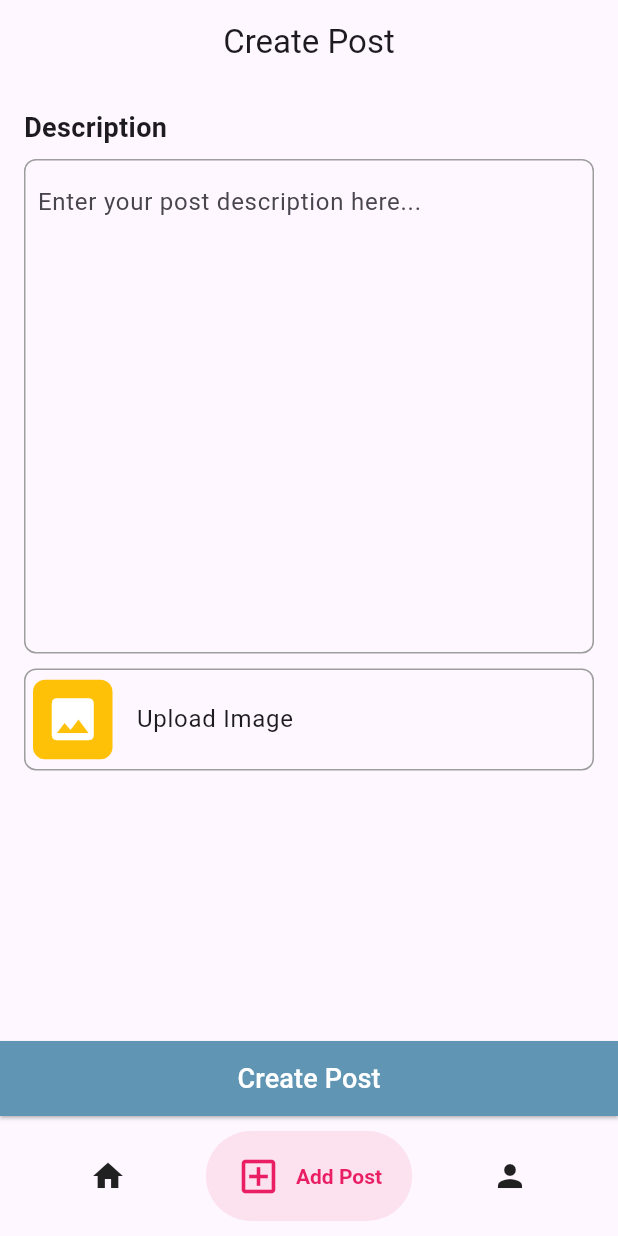
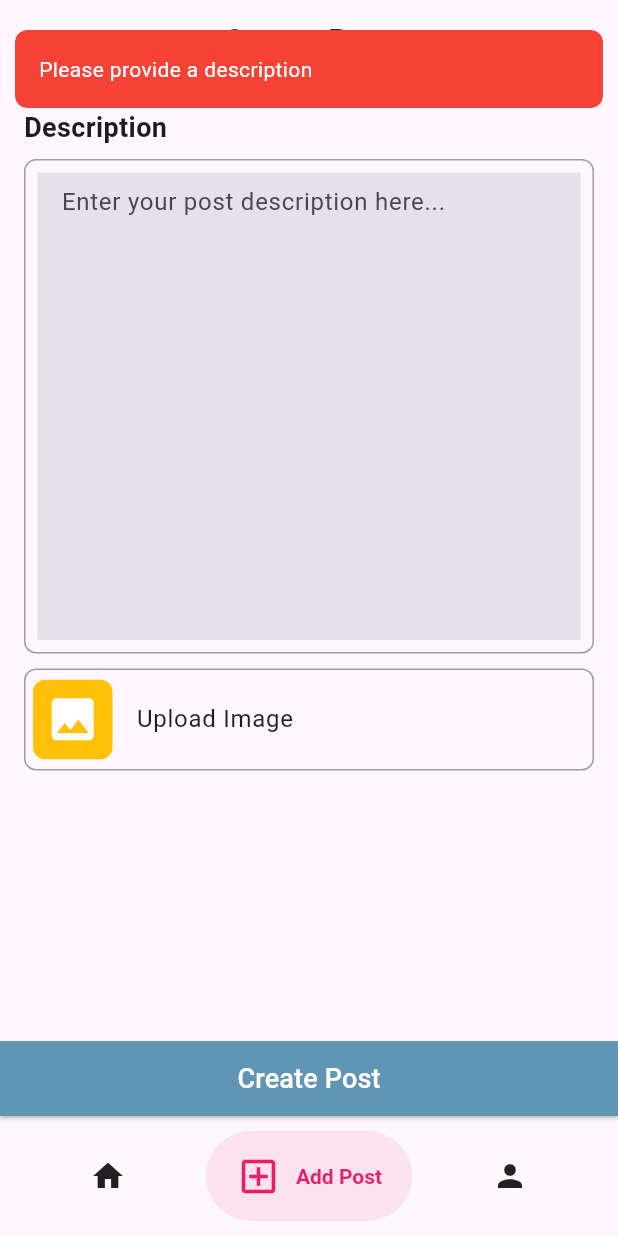
Before and after one commit to khmalz/polling-app, a Flutter app: the screen it shows once a user with an empty profile is signed in, item 2 of the bottom bar chosen, after a tap on "Create Post", on a phone screen of 412 x 824 dp. Run offline on Flutter 3.47's test engine with Material 3 defaults, Android fonts, the phone set to English and light mode, and no system bars; drawn by our look-alikes of salomon_bottom_bar; our stand-ins replace cloud_firestore, firebase_auth, firebase_core, firebase_storage, get, image_picker; accounts and stored records are empty; generated files the repository leaves out were written again.

Commit message:
create post to firestore with image url from storage

```diff
--- a/lib/app/modules/post/controllers/post_controller.dart
+++ b/lib/app/modules/post/controllers/post_controller.dart
@@ -1,22 +1,18 @@
-import 'package:firebase_app_check/firebase_app_check.dart';
+import 'package:cloud_firestore/cloud_firestore.dart';
 import 'package:flutter/material.dart';
 import 'package:get/get.dart';
 import 'package:image_picker/image_picker.dart';
 import 'package:firebase_storage/firebase_storage.dart';
+import 'package:polling_app/app/data/helper/snackbar_notification.dart';
 import 'dart:io';
+
+import 'package:polling_app/app/routes/app_pages.dart';
 
 class PostController extends GetxController {
   var imageFile = Rx<File?>(null);
   var isLoading = false.obs;
   final picker = ImagePicker();
   TextEditingController description = TextEditingController();
-
-  @override
-  void onInit() async {
-    String token = await FirebaseAppCheck.instance.getToken() ?? "";
-    debugPrint(token);
-    super.onInit();
-  }
 
   Future<void> pickImage() async {
     final pickedFile = await picker.pickImage(source: ImageSource.gallery);
@@ -31,7 +27,6 @@ class PostController extends GetxController {
   Future<String?> uploadImage() async {
     if (imageFile.value != null) {
       try {
-        isLoading.value = true;
         String fileName = 'posts/${DateTime.now().millisecondsSinceEpoch}.png';
         UploadTask uploadTask = FirebaseStorage.instance
             .ref()
@@ -43,35 +38,49 @@ class PostController extends GetxController {
 
         debugPrint(
             'Image uploaded SUCCESSSSSSSSSSSSSSSSSSSSSSSSSSSSSSSSSSSSSSSSSSSSSSSSSS: $imageUrl');
-        isLoading.value = false;
         return imageUrl;
       } catch (e) {
         debugPrint('Error uploading image: $e');
+        snackbarNotification(message: 'Failed to upload image');
         isLoading.value = false;
         return null;
       }
     } else {
-      debugPrint('No image to upload');
+      snackbarNotification(message: 'Please select an image');
       return null;
     }
   }
 
   Future<void> createPost() async {
     if (description.text.isNotEmpty) {
-      String? imageUrl = await uploadImage();
+      isLoading.value = true;
+      try {
+        String? imageUrl = await uploadImage();
 
-      if (imageUrl != null) {
-        debugPrint(
-            'Post created with image SUCCESSSSSSSSSSSSSSSSSSSSSSSSSSSSSSSSSSSSSSSSSSSSS: $imageUrl');
-      } else {
-        debugPrint('Post created without image');
+        await FirebaseFirestore.instance.collection('posts').add({
+          'description': description.text,
+          'image_url': imageUrl,
+          'createdAt': DateTime.now().toIso8601String(),
+          'updatedAt': DateTime.now().toIso8601String(),
+        });
+
+        Get.offAllNamed(Routes.HOME);
+
+        snackbarNotification(
+          message: 'Post created successfully',
+          backgroundColor: Colors.green,
+        );
+
+        // Reset form
+        description.clear;
+        imageFile.value = null;
+      } catch (e) {
+        snackbarNotification(message: 'Failed to create post: $e');
+      } finally {
+        isLoading.value = false;
       }
-
-      // Reset the post creation state
-      imageFile.value = null;
-      description.clear();
     } else {
-      debugPrint('Please provide a description');
+      snackbarNotification(message: 'Please provide a description');
     }
   }
 }
--- a/lib/app/modules/post/views/post_view.dart
+++ b/lib/app/modules/post/views/post_view.dart
@@ -42,6 +42,7 @@ class PostView extends GetView<PostController> {
                     decoration: const InputDecoration(
                       border: InputBorder.none,
                       hintText: 'Enter your post description here...',
+                      filled: true,
                     ),
                   ),
                 ),
--- a/lib/main.dart
+++ b/lib/main.dart
@@ -1,4 +1,3 @@
-import 'package:firebase_app_check/firebase_app_check.dart';
 import 'package:flutter/material.dart';
 
 import 'package:get/get.dart';
@@ -13,11 +12,6 @@ void main() async {
     options: DefaultFirebaseOptions.currentPlatform,
   );
 
-  await FirebaseAppCheck.instance.activate(
-    androidProvider: AndroidProvider.playIntegrity,
-    appleProvider: AppleProvider.deviceCheck,
-  );
-
   runApp(
     GetMaterialApp(
       title: "Polling App",
```
Also changed, not shown: 1 other file.
